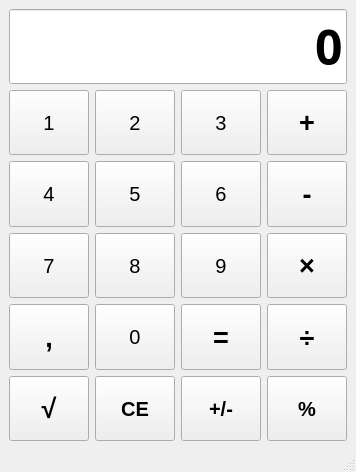
Old version of the form KalkulatorGUI/mainwindow.ui in the repository RidicolusL3vel/Programowanie-Obiektowe.
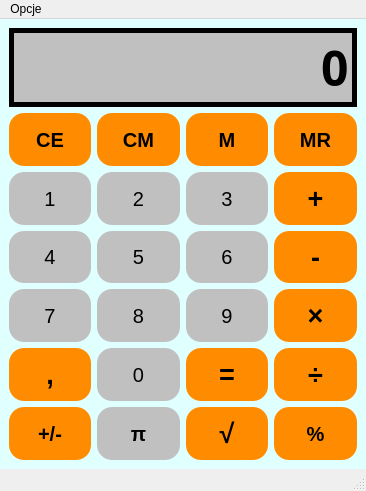
New version of the form.

What changed in the file:
```diff
--- a/KalkulatorGUI/mainwindow.ui
+++ b/KalkulatorGUI/mainwindow.ui
@@ -6,29 +6,56 @@
    <rect>
     <x>0</x>
     <y>0</y>
-    <width>356</width>
-    <height>472</height>
+    <width>366</width>
+    <height>491</height>
    </rect>
   </property>
   <property name="minimumSize">
    <size>
-    <width>356</width>
-    <height>472</height>
+    <width>366</width>
+    <height>491</height>
    </size>
   </property>
   <property name="maximumSize">
    <size>
-    <width>356</width>
-    <height>472</height>
+    <width>366</width>
+    <height>491</height>
    </size>
   </property>
   <property name="windowTitle">
    <string>MainWindow</string>
   </property>
   <widget class="QWidget" name="centralwidget">
+   <property name="sizePolicy">
+    <sizepolicy hsizetype="Preferred" vsizetype="Preferred">
+     <horstretch>0</horstretch>
+     <verstretch>0</verstretch>
+    </sizepolicy>
+   </property>
+   <property name="minimumSize">
+    <size>
+     <width>3</width>
+     <height>3</height>
+    </size>
+   </property>
+   <property name="maximumSize">
+    <size>
+     <width>369</width>
+     <height>450</height>
+    </size>
+   </property>
+   <property name="autoFillBackground">
+    <bool>false</bool>
+   </property>
+   <property name="styleSheet">
+    <string notr="true">QWidget#centralwidget{
+	background-color: #E0FFFF;
+	color: #000000;
+}</string>
+   </property>
    <layout class="QGridLayout" name="gridLayout">
-    <item row="3" column="0">
-     <widget class="QPushButton" name="Calcbutton_7">
+    <item row="4" column="2">
+     <widget class="QPushButton" name="Calcbutton_6">
       <property name="sizePolicy">
        <sizepolicy hsizetype="Preferred" vsizetype="Preferred">
         <horstretch>0</horstretch>
@@ -41,15 +68,30 @@
        </font>
       </property>
       <property name="autoFillBackground">
-       <bool>true</bool>
+       <bool>false</bool>
       </property>
+      <property name="styleSheet">
+       <string notr="true">QPushButton{
+	border-radius: 15px;
+	background-color: solid;
+	background-color: #C0C0C0;
+	color: #000000;
+}
+QPushButton:pressed{
+	border-radius: 15px;
+	background-color: solid;
+	background-color: #696969;
+	color: #000000;
+	font: 700 15pt &quot;Segoe UI&quot;;
+}</string>
+      </property>
       <property name="text">
-       <string>7</string>
+       <string>6</string>
       </property>
      </widget>
     </item>
-    <item row="3" column="2">
-     <widget class="QPushButton" name="Calcbutton_9">
+    <item row="6" column="0">
+     <widget class="QPushButton" name="Calcbutton_coma">
       <property name="sizePolicy">
        <sizepolicy hsizetype="Preferred" vsizetype="Preferred">
         <horstretch>0</horstretch>
@@ -58,18 +100,33 @@
       </property>
       <property name="font">
        <font>
-        <pointsize>15</pointsize>
+        <pointsize>20</pointsize>
+        <bold>true</bold>
        </font>
       </property>
       <property name="autoFillBackground">
-       <bool>true</bool>
+       <bool>false</bool>
       </property>
+      <property name="styleSheet">
+       <string notr="true">QPushButton {
+	border-radius: 15px;
+	background-color: solid;
+	background-color: #FF8C00;
+	color: #000000
+}
+QPushButton:pressed {
+	border-radius: 15px;
+	background-color: solid;
+	background-color: #00FF00;
+	color: #000000
+}</string>
+      </property>
       <property name="text">
-       <string>9</string>
+       <string>,</string>
       </property>
      </widget>
     </item>
-    <item row="4" column="1">
+    <item row="6" column="1">
      <widget class="QPushButton" name="Calcbutton_0">
       <property name="sizePolicy">
        <sizepolicy hsizetype="Preferred" vsizetype="Preferred">
@@ -83,14 +140,134 @@
        </font>
       </property>
       <property name="autoFillBackground">
-       <bool>true</bool>
+       <bool>false</bool>
+      </property>
+      <property name="styleSheet">
+       <string notr="true">QPushButton{
+	border-radius: 15px;
+	background-color: solid;
+	background-color: #C0C0C0;
+	color: #000000;
+}
+QPushButton:pressed{
+	border-radius: 15px;
+	background-color: solid;
+	background-color: #696969;
+	color: #000000;
+	font: 700 15pt &quot;Segoe UI&quot;;
+}</string>
       </property>
       <property name="text">
        <string>0</string>
       </property>
      </widget>
     </item>
-    <item row="5" column="3">
+    <item row="2" column="3">
+     <widget class="QPushButton" name="readMemory">
+      <property name="sizePolicy">
+       <sizepolicy hsizetype="Preferred" vsizetype="Preferred">
+        <horstretch>0</horstretch>
+        <verstretch>0</verstretch>
+       </sizepolicy>
+      </property>
+      <property name="font">
+       <font>
+        <pointsize>15</pointsize>
+        <bold>true</bold>
+       </font>
+      </property>
+      <property name="styleSheet">
+       <string notr="true">QPushButton {
+	border-radius: 15px;
+	background-color: solid;
+	background-color: #FF8C00;
+	color: #000000
+}
+QPushButton:pressed {
+	border-radius: 15px;
+	background-color: solid;
+	background-color: #00FF00;
+	color: #000000
+}</string>
+      </property>
+      <property name="text">
+       <string>MR</string>
+      </property>
+     </widget>
+    </item>
+    <item row="3" column="2">
+     <widget class="QPushButton" name="Calcbutton_3">
+      <property name="sizePolicy">
+       <sizepolicy hsizetype="Preferred" vsizetype="Preferred">
+        <horstretch>0</horstretch>
+        <verstretch>0</verstretch>
+       </sizepolicy>
+      </property>
+      <property name="font">
+       <font>
+        <pointsize>15</pointsize>
+       </font>
+      </property>
+      <property name="autoFillBackground">
+       <bool>false</bool>
+      </property>
+      <property name="styleSheet">
+       <string notr="true">QPushButton{
+	border-radius: 15px;
+	background-color: solid;
+	background-color: #C0C0C0;
+	color: #000000;
+}
+QPushButton:pressed{
+	border-radius: 15px;
+	background-color: solid;
+	background-color: #696969;
+	color: #000000;
+	font: 700 15pt &quot;Segoe UI&quot;;
+}</string>
+      </property>
+      <property name="text">
+       <string>3</string>
+      </property>
+     </widget>
+    </item>
+    <item row="4" column="3">
+     <widget class="QPushButton" name="Calcbutton_minus">
+      <property name="sizePolicy">
+       <sizepolicy hsizetype="Preferred" vsizetype="Preferred">
+        <horstretch>0</horstretch>
+        <verstretch>0</verstretch>
+       </sizepolicy>
+      </property>
+      <property name="font">
+       <font>
+        <pointsize>20</pointsize>
+        <bold>true</bold>
+       </font>
+      </property>
+      <property name="autoFillBackground">
+       <bool>false</bool>
+      </property>
+      <property name="styleSheet">
+       <string notr="true">QPushButton {
+	border-radius: 15px;
+	background-color: solid;
+	background-color: #FF8C00;
+	color: #000000
+}
+QPushButton:pressed {
+	border-radius: 15px;
+	background-color: solid;
+	background-color: #00FF00;
+	color: #000000
+}</string>
+      </property>
+      <property name="text">
+       <string>-</string>
+      </property>
+     </widget>
+    </item>
+    <item row="7" column="3">
      <widget class="QPushButton" name="Calcbutton_modulo">
       <property name="sizePolicy">
        <sizepolicy hsizetype="Preferred" vsizetype="Preferred">
@@ -106,78 +283,28 @@
        </font>
       </property>
       <property name="autoFillBackground">
-       <bool>true</bool>
+       <bool>false</bool>
+      </property>
+      <property name="styleSheet">
+       <string notr="true">QPushButton {
+	border-radius: 15px;
+	background-color: solid;
+	background-color: #FF8C00;
+	color: #000000
+}
+QPushButton:pressed {
+	border-radius: 15px;
+	background-color: solid;
+	background-color: #00FF00;
+	color: #000000
+}</string>
       </property>
       <property name="text">
        <string>%</string>
       </property>
      </widget>
     </item>
-    <item row="2" column="0">
-     <widget class="QPushButton" name="Calcbutton_4">
-      <property name="sizePolicy">
-       <sizepolicy hsizetype="Preferred" vsizetype="Preferred">
-        <horstretch>0</horstretch>
-        <verstretch>0</verstretch>
-       </sizepolicy>
-      </property>
-      <property name="font">
-       <font>
-        <pointsize>15</pointsize>
-       </font>
-      </property>
-      <property name="autoFillBackground">
-       <bool>true</bool>
-      </property>
-      <property name="text">
-       <string>4</string>
-      </property>
-     </widget>
-    </item>
-    <item row="4" column="2">
-     <widget class="QPushButton" name="Calcbutton_equals">
-      <property name="sizePolicy">
-       <sizepolicy hsizetype="Preferred" vsizetype="Preferred">
-        <horstretch>0</horstretch>
-        <verstretch>0</verstretch>
-       </sizepolicy>
-      </property>
-      <property name="font">
-       <font>
-        <pointsize>20</pointsize>
-        <bold>true</bold>
-       </font>
-      </property>
-      <property name="autoFillBackground">
-       <bool>true</bool>
-      </property>
-      <property name="text">
-       <string>=</string>
-      </property>
-     </widget>
-    </item>
-    <item row="2" column="1">
-     <widget class="QPushButton" name="Calcbutton_5">
-      <property name="sizePolicy">
-       <sizepolicy hsizetype="Preferred" vsizetype="Preferred">
-        <horstretch>0</horstretch>
-        <verstretch>0</verstretch>
-       </sizepolicy>
-      </property>
-      <property name="font">
-       <font>
-        <pointsize>15</pointsize>
-       </font>
-      </property>
-      <property name="autoFillBackground">
-       <bool>true</bool>
-      </property>
-      <property name="text">
-       <string>5</string>
-      </property>
-     </widget>
-    </item>
-    <item row="1" column="1">
+    <item row="3" column="1">
      <widget class="QPushButton" name="Calcbutton_2">
       <property name="sizePolicy">
        <sizepolicy hsizetype="Preferred" vsizetype="Preferred">
@@ -191,78 +318,29 @@
        </font>
       </property>
       <property name="autoFillBackground">
-       <bool>true</bool>
+       <bool>false</bool>
+      </property>
+      <property name="styleSheet">
+       <string notr="true">QPushButton{
+	border-radius: 15px;
+	background-color: solid;
+	background-color: #C0C0C0;
+	color: #000000;
+}
+QPushButton:pressed {
+	border-radius: 15px;
+	background-color: solid;
+	background-color: #696969;
+	color: #000000;
+	font: 700 15pt &quot;Segoe UI&quot;;
+}</string>
       </property>
       <property name="text">
        <string>2</string>
       </property>
      </widget>
     </item>
-    <item row="5" column="2">
-     <widget class="QPushButton" name="Calcbutton_sign">
-      <property name="sizePolicy">
-       <sizepolicy hsizetype="Preferred" vsizetype="Preferred">
-        <horstretch>0</horstretch>
-        <verstretch>0</verstretch>
-       </sizepolicy>
-      </property>
-      <property name="font">
-       <font>
-        <pointsize>15</pointsize>
-        <italic>false</italic>
-        <bold>true</bold>
-       </font>
-      </property>
-      <property name="text">
-       <string>+/-</string>
-      </property>
-     </widget>
-    </item>
-    <item row="2" column="2">
-     <widget class="QPushButton" name="Calcbutton_6">
-      <property name="sizePolicy">
-       <sizepolicy hsizetype="Preferred" vsizetype="Preferred">
-        <horstretch>0</horstretch>
-        <verstretch>0</verstretch>
-       </sizepolicy>
-      </property>
-      <property name="font">
-       <font>
-        <pointsize>15</pointsize>
-       </font>
-      </property>
-      <property name="autoFillBackground">
-       <bool>true</bool>
-      </property>
-      <property name="text">
-       <string>6</string>
-      </property>
-     </widget>
-    </item>
     <item row="5" column="1">
-     <widget class="QPushButton" name="Calcbutton_clear">
-      <property name="sizePolicy">
-       <sizepolicy hsizetype="Preferred" vsizetype="Preferred">
-        <horstretch>0</horstretch>
-        <verstretch>0</verstretch>
-       </sizepolicy>
-      </property>
-      <property name="font">
-       <font>
-        <pointsize>15</pointsize>
-        <italic>false</italic>
-        <bold>true</bold>
-       </font>
-      </property>
-      <property name="autoFillBackground">
-       <bool>true</bool>
-      </property>
-      <property name="text">
-       <string>CE</string>
-      </property>
-     </widget>
-    </item>
-    <item row="3" column="1">
      <widget class="QPushButton" name="Calcbutton_8">
       <property name="sizePolicy">
        <sizepolicy hsizetype="Preferred" vsizetype="Preferred">
@@ -276,15 +354,100 @@
        </font>
       </property>
       <property name="autoFillBackground">
-       <bool>true</bool>
+       <bool>false</bool>
+      </property>
+      <property name="styleSheet">
+       <string notr="true">QPushButton{
+	border-radius: 15px;
+	background-color: solid;
+	background-color: #C0C0C0;
+	color: #000000;
+}
+QPushButton:pressed{
+	border-radius: 15px;
+	background-color: solid;
+	background-color: #696969;
+	color: #000000;
+	font: 700 15pt &quot;Segoe UI&quot;;
+}</string>
       </property>
       <property name="text">
        <string>8</string>
       </property>
      </widget>
     </item>
+    <item row="7" column="1">
+     <widget class="QPushButton" name="PI">
+      <property name="sizePolicy">
+       <sizepolicy hsizetype="Preferred" vsizetype="Preferred">
+        <horstretch>0</horstretch>
+        <verstretch>0</verstretch>
+       </sizepolicy>
+      </property>
+      <property name="font">
+       <font>
+        <pointsize>15</pointsize>
+        <bold>true</bold>
+       </font>
+      </property>
+      <property name="styleSheet">
+       <string notr="true">QPushButton{
+	border-radius: 15px;
+	background-color: solid;
+	background-color: #C0C0C0;
+	color: #000000;
+}
+QPushButton:pressed{
+	border-radius: 15px;
+	background-color: solid;
+	background-color: #696969;
+	color: #000000;
+	font: 700 15pt &quot;Segoe UI&quot;;
+}</string>
+      </property>
+      <property name="text">
+       <string>π</string>
+      </property>
+     </widget>
+    </item>
+    <item row="6" column="2">
+     <widget class="QPushButton" name="Calcbutton_equals">
+      <property name="sizePolicy">
+       <sizepolicy hsizetype="Preferred" vsizetype="Preferred">
+        <horstretch>0</horstretch>
+        <verstretch>0</verstretch>
+       </sizepolicy>
+      </property>
+      <property name="font">
+       <font>
+        <pointsize>20</pointsize>
+        <bold>true</bold>
+       </font>
+      </property>
+      <property name="autoFillBackground">
+       <bool>false</bool>
+      </property>
+      <property name="styleSheet">
+       <string notr="true">QPushButton {
+	border-radius: 15px;
+	background-color: solid;
+	background-color: #FF8C00;
+	color: #000000
+}
+QPushButton:pressed {
+	border-radius: 15px;
+	background-color: solid;
+	background-color: #00FF00;
+	color: #000000
+}</string>
+      </property>
+      <property name="text">
+       <string>=</string>
+      </property>
+     </widget>
+    </item>
     <item row="5" column="0">
-     <widget class="QPushButton" name="sqrt">
+     <widget class="QPushButton" name="Calcbutton_7">
       <property name="sizePolicy">
        <sizepolicy hsizetype="Preferred" vsizetype="Preferred">
         <horstretch>0</horstretch>
@@ -293,17 +456,34 @@
       </property>
       <property name="font">
        <font>
-        <pointsize>20</pointsize>
-        <bold>true</bold>
+        <pointsize>15</pointsize>
        </font>
       </property>
+      <property name="autoFillBackground">
+       <bool>false</bool>
+      </property>
+      <property name="styleSheet">
+       <string notr="true">QPushButton{
+	border-radius: 15px;
+	background-color: solid;
+	background-color: #C0C0C0;
+	color: #000000;
+}
+QPushButton:pressed{
+	border-radius: 15px;
+	background-color: solid;
+	background-color: #696969;
+	color: #000000;
+	font: 700 15pt &quot;Segoe UI&quot;;
+}</string>
+      </property>
       <property name="text">
-       <string>√</string>
+       <string>7</string>
       </property>
      </widget>
     </item>
-    <item row="1" column="3">
-     <widget class="QPushButton" name="Calcbutton_plus">
+    <item row="2" column="0">
+     <widget class="QPushButton" name="Calcbutton_clear">
       <property name="sizePolicy">
        <sizepolicy hsizetype="Preferred" vsizetype="Preferred">
         <horstretch>0</horstretch>
@@ -312,19 +492,103 @@
       </property>
       <property name="font">
        <font>
-        <pointsize>20</pointsize>
+        <pointsize>15</pointsize>
+        <italic>false</italic>
         <bold>true</bold>
        </font>
       </property>
       <property name="autoFillBackground">
-       <bool>true</bool>
+       <bool>false</bool>
       </property>
+      <property name="styleSheet">
+       <string notr="true">QPushButton {
+	border-radius: 15px;
+	background-color: solid;
+	background-color: #FF8C00;
+	color: #000000
+}
+QPushButton:pressed {
+	border-radius: 15px;
+	background-color: solid;
+	background-color: #00FF00;
+	color: #000000
+}</string>
+      </property>
       <property name="text">
-       <string>+</string>
+       <string>CE</string>
       </property>
      </widget>
     </item>
-    <item row="3" column="3">
+    <item row="5" column="2">
+     <widget class="QPushButton" name="Calcbutton_9">
+      <property name="sizePolicy">
+       <sizepolicy hsizetype="Preferred" vsizetype="Preferred">
+        <horstretch>0</horstretch>
+        <verstretch>0</verstretch>
+       </sizepolicy>
+      </property>
+      <property name="font">
+       <font>
+        <pointsize>15</pointsize>
+       </font>
+      </property>
+      <property name="autoFillBackground">
+       <bool>false</bool>
+      </property>
+      <property name="styleSheet">
+       <string notr="true">QPushButton{
+	border-radius: 15px;
+	background-color: solid;
+	background-color: #C0C0C0;
+	color: #000000;
+}
+QPushButton:pressed{
+	border-radius: 15px;
+	background-color: solid;
+	background-color: #696969;
+	color: #000000;
+	font: 700 15pt &quot;Segoe UI&quot;;
+}</string>
+      </property>
+      <property name="text">
+       <string>9</string>
+      </property>
+     </widget>
+    </item>
+    <item row="2" column="2">
+     <widget class="QPushButton" name="memorySet">
+      <property name="sizePolicy">
+       <sizepolicy hsizetype="Preferred" vsizetype="Preferred">
+        <horstretch>0</horstretch>
+        <verstretch>0</verstretch>
+       </sizepolicy>
+      </property>
+      <property name="font">
+       <font>
+        <pointsize>15</pointsize>
+        <bold>true</bold>
+       </font>
+      </property>
+      <property name="styleSheet">
+       <string notr="true">QPushButton {
+	border-radius: 15px;
+	background-color: solid;
+	background-color: #FF8C00;
+	color: #000000
+}
+QPushButton:pressed {
+	border-radius: 15px;
+	background-color: solid;
+	background-color: #00FF00;
+	color: #000000
+}</string>
+      </property>
+      <property name="text">
+       <string>M</string>
+      </property>
+     </widget>
+    </item>
+    <item row="5" column="3">
      <widget class="QPushButton" name="Calcbutton_multiply">
       <property name="sizePolicy">
        <sizepolicy hsizetype="Preferred" vsizetype="Preferred">
@@ -339,15 +603,101 @@
        </font>
       </property>
       <property name="autoFillBackground">
-       <bool>true</bool>
+       <bool>false</bool>
+      </property>
+      <property name="styleSheet">
+       <string notr="true">QPushButton {
+	border-radius: 15px;
+	background-color: solid;
+	background-color: #FF8C00;
+	color: #000000
+}
+QPushButton:pressed {
+	border-radius: 15px;
+	background-color: solid;
+	background-color: #00FF00;
+	color: #000000
+}</string>
       </property>
       <property name="text">
        <string>×</string>
       </property>
      </widget>
     </item>
-    <item row="2" column="3">
-     <widget class="QPushButton" name="Calcbutton_minus">
+    <item row="3" column="0">
+     <widget class="QPushButton" name="Calcbutton_1">
+      <property name="sizePolicy">
+       <sizepolicy hsizetype="Preferred" vsizetype="Preferred">
+        <horstretch>0</horstretch>
+        <verstretch>0</verstretch>
+       </sizepolicy>
+      </property>
+      <property name="font">
+       <font>
+        <pointsize>15</pointsize>
+       </font>
+      </property>
+      <property name="autoFillBackground">
+       <bool>false</bool>
+      </property>
+      <property name="styleSheet">
+       <string notr="true">QPushButton{
+	border-radius: 15px;
+	background-color: solid;
+	background-color: #C0C0C0;
+	color: #000000;
+}
+QPushButton:pressed {
+	border-radius: 15px;
+	background-color: solid;
+	background-color: #696969;
+	color: #000000;
+	font: 700 15pt &quot;Segoe UI&quot;;
+}</string>
+      </property>
+      <property name="text">
+       <string>1</string>
+      </property>
+     </widget>
+    </item>
+    <item row="4" column="1">
+     <widget class="QPushButton" name="Calcbutton_5">
+      <property name="sizePolicy">
+       <sizepolicy hsizetype="Preferred" vsizetype="Preferred">
+        <horstretch>0</horstretch>
+        <verstretch>0</verstretch>
+       </sizepolicy>
+      </property>
+      <property name="font">
+       <font>
+        <pointsize>15</pointsize>
+       </font>
+      </property>
+      <property name="autoFillBackground">
+       <bool>false</bool>
+      </property>
+      <property name="styleSheet">
+       <string notr="true">QPushButton{
+	border-radius: 15px;
+	background-color: solid;
+	background-color: #C0C0C0;
+	color: #000000;
+}
+QPushButton:pressed{
+	border-radius: 15px;
+	background-color: solid;
+	background-color: #696969;
+	color: #000000;
+	font: 700 15pt &quot;Segoe UI&quot;;
+}</string>
+      </property>
+      <property name="text">
+       <string>5</string>
+      </property>
+     </widget>
+    </item>
+    <item row="3" column="3">
+     <widget class="QPushButton" name="Calcbutton_plus">
       <property name="sizePolicy">
        <sizepolicy hsizetype="Preferred" vsizetype="Preferred">
         <horstretch>0</horstretch>
@@ -361,14 +711,28 @@
        </font>
       </property>
       <property name="autoFillBackground">
-       <bool>true</bool>
+       <bool>false</bool>
+      </property>
+      <property name="styleSheet">
+       <string notr="true">QPushButton {
+	border-radius: 15px;
+	background-color: solid;
+	background-color: #FF8C00;
+	color: #000000
+}
+QPushButton:pressed {
+	border-radius: 15px;
+	background-color: solid;
+	background-color: #00FF00;
+	color: #000000
+}</string>
       </property>
       <property name="text">
-       <string>-</string>
+       <string>+</string>
       </property>
      </widget>
     </item>
-    <item row="4" column="3">
+    <item row="6" column="3">
      <widget class="QPushButton" name="Calcbutton_divide">
       <property name="sizePolicy">
        <sizepolicy hsizetype="Preferred" vsizetype="Preferred">
@@ -383,7 +747,21 @@
        </font>
       </property>
       <property name="autoFillBackground">
-       <bool>true</bool>
+       <bool>false</bool>
+      </property>
+      <property name="styleSheet">
+       <string notr="true">QPushButton {
+	border-radius: 15px;
+	background-color: solid;
+	background-color: #FF8C00;
+	color: #000000
+}
+QPushButton:pressed {
+	border-radius: 15px;
+	background-color: solid;
+	background-color: #00FF00;
+	color: #000000
+}</string>
       </property>
       <property name="text">
        <string>÷</string>
@@ -391,7 +769,7 @@
      </widget>
     </item>
     <item row="4" column="0">
-     <widget class="QPushButton" name="Calcbutton_coma">
+     <widget class="QPushButton" name="Calcbutton_4">
       <property name="sizePolicy">
        <sizepolicy hsizetype="Preferred" vsizetype="Preferred">
         <horstretch>0</horstretch>
@@ -400,57 +778,63 @@
       </property>
       <property name="font">
        <font>
-        <pointsize>20</pointsize>
+        <pointsize>15</pointsize>
+       </font>
+      </property>
+      <property name="autoFillBackground">
+       <bool>false</bool>
+      </property>
+      <property name="styleSheet">
+       <string notr="true">QPushButton{
+	border-radius: 15px;
+	background-color: solid;
+	background-color: #C0C0C0;
+	color: #000000;
+}
+QPushButton:pressed{
+	border-radius: 15px;
+	background-color: solid;
+	background-color: #696969;
+	color: #000000;
+	font: 700 15pt &quot;Segoe UI&quot;;
+}</string>
+      </property>
+      <property name="text">
+       <string>4</string>
+      </property>
+     </widget>
+    </item>
+    <item row="7" column="0">
+     <widget class="QPushButton" name="Calcbutton_sign">
+      <property name="sizePolicy">
+       <sizepolicy hsizetype="Preferred" vsizetype="Preferred">
+        <horstretch>0</horstretch>
+        <verstretch>0</verstretch>
+       </sizepolicy>
+      </property>
+      <property name="font">
+       <font>
+        <pointsize>15</pointsize>
+        <italic>false</italic>
         <bold>true</bold>
        </font>
       </property>
-      <property name="autoFillBackground">
-       <bool>true</bool>
+      <property name="styleSheet">
+       <string notr="true">QPushButton {
+	border-radius: 15px;
+	background-color: solid;
+	background-color: #FF8C00;
+	color: #000000
+}
+QPushButton:pressed {
+	border-radius: 15px;
+	background-color: solid;
+	background-color: #00FF00;
+	color: #000000
+}</string>
       </property>
       <property name="text">
-       <string>,</string>
-      </property>
-     </widget>
-    </item>
-    <item row="1" column="0">
-     <widget class="QPushButton" name="Calcbutton_1">
-      <property name="sizePolicy">
-       <sizepolicy hsizetype="Preferred" vsizetype="Preferred">
-        <horstretch>0</horstretch>
-        <verstretch>0</verstretch>
-       </sizepolicy>
-      </property>
-      <property name="font">
-       <font>
-        <pointsize>15</pointsize>
-       </font>
-      </property>
-      <property name="autoFillBackground">
-       <bool>true</bool>
-      </property>
-      <property name="text">
-       <string>1</string>
-      </property>
-     </widget>
-    </item>
-    <item row="1" column="2">
-     <widget class="QPushButton" name="Calcbutton_3">
-      <property name="sizePolicy">
-       <sizepolicy hsizetype="Preferred" vsizetype="Preferred">
-        <horstretch>0</horstretch>
-        <verstretch>0</verstretch>
-       </sizepolicy>
-      </property>
-      <property name="font">
-       <font>
-        <pointsize>15</pointsize>
-       </font>
-      </property>
-      <property name="autoFillBackground">
-       <bool>true</bool>
-      </property>
-      <property name="text">
-       <string>3</string>
+       <string>+/-</string>
       </property>
      </widget>
     </item>
@@ -472,6 +856,13 @@
       <property name="mouseTracking">
        <bool>false</bool>
       </property>
+      <property name="styleSheet">
+       <string notr="true">QLineEdit#lcdDisplay{
+	border: 5px solid black;
+	background-color: #C0C0C0;
+	color: #000000;
+}</string>
+      </property>
       <property name="text">
        <string>0</string>
       </property>
@@ -486,6 +877,72 @@
       </property>
      </widget>
     </item>
+    <item row="7" column="2">
+     <widget class="QPushButton" name="sqrt">
+      <property name="sizePolicy">
+       <sizepolicy hsizetype="Preferred" vsizetype="Preferred">
+        <horstretch>0</horstretch>
+        <verstretch>0</verstretch>
+       </sizepolicy>
+      </property>
+      <property name="font">
+       <font>
+        <pointsize>20</pointsize>
+        <bold>true</bold>
+       </font>
+      </property>
+      <property name="styleSheet">
+       <string notr="true">QPushButton {
+	border-radius: 15px;
+	background-color: solid;
+	background-color: #FF8C00;
+	color: #000000
+}
+QPushButton:pressed {
+	border-radius: 15px;
+	background-color: solid;
+	background-color: #00FF00;
+	color: #000000
+}</string>
+      </property>
+      <property name="text">
+       <string>√</string>
+      </property>
+     </widget>
+    </item>
+    <item row="2" column="1">
+     <widget class="QPushButton" name="clearMemory">
+      <property name="sizePolicy">
+       <sizepolicy hsizetype="Preferred" vsizetype="Preferred">
+        <horstretch>0</horstretch>
+        <verstretch>0</verstretch>
+       </sizepolicy>
+      </property>
+      <property name="font">
+       <font>
+        <pointsize>15</pointsize>
+        <bold>true</bold>
+       </font>
+      </property>
+      <property name="styleSheet">
+       <string notr="true">QPushButton {
+	border-radius: 15px;
+	background-color: solid;
+	background-color: #FF8C00;
+	color: #000000
+}
+QPushButton:pressed {
+	border-radius: 15px;
+	background-color: solid;
+	background-color: #00FF00;
+	color: #000000
+}</string>
+      </property>
+      <property name="text">
+       <string>CM</string>
+      </property>
+     </widget>
+    </item>
    </layout>
   </widget>
   <widget class="QMenuBar" name="menubar">
@@ -493,10 +950,26 @@
     <rect>
      <x>0</x>
      <y>0</y>
-     <width>356</width>
+     <width>366</width>
      <height>21</height>
     </rect>
    </property>
+   <widget class="QMenu" name="menuOpcje">
+    <property name="title">
+     <string>Opcje</string>
+    </property>
+    <widget class="QMenu" name="menuMotyw">
+     <property name="title">
+      <string>Motyw</string>
+     </property>
+     <addaction name="motywJasny"/>
+     <addaction name="motywCiemny"/>
+    </widget>
+    <addaction name="actionAutor"/>
+    <addaction name="menuMotyw"/>
+    <addaction name="actionKonwerter"/>
+   </widget>
+   <addaction name="menuOpcje"/>
   </widget>
   <widget class="QStatusBar" name="statusbar"/>
  </widget>
```
Left out of the diff: 38 changed lines with no effect on the pictures.
